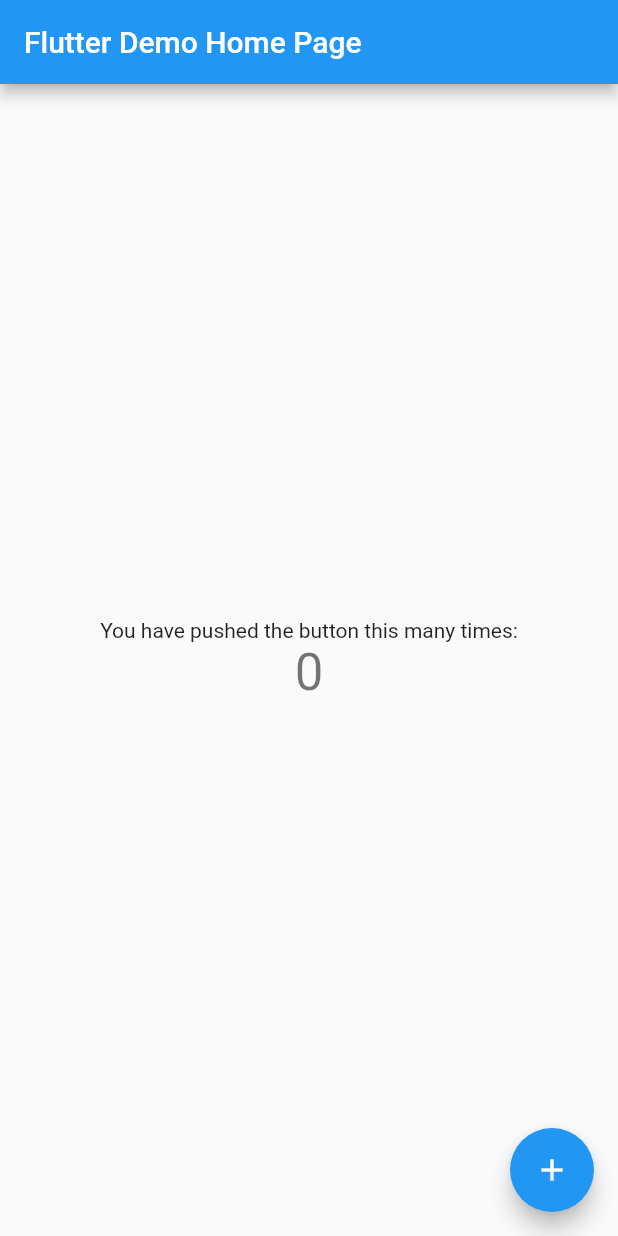
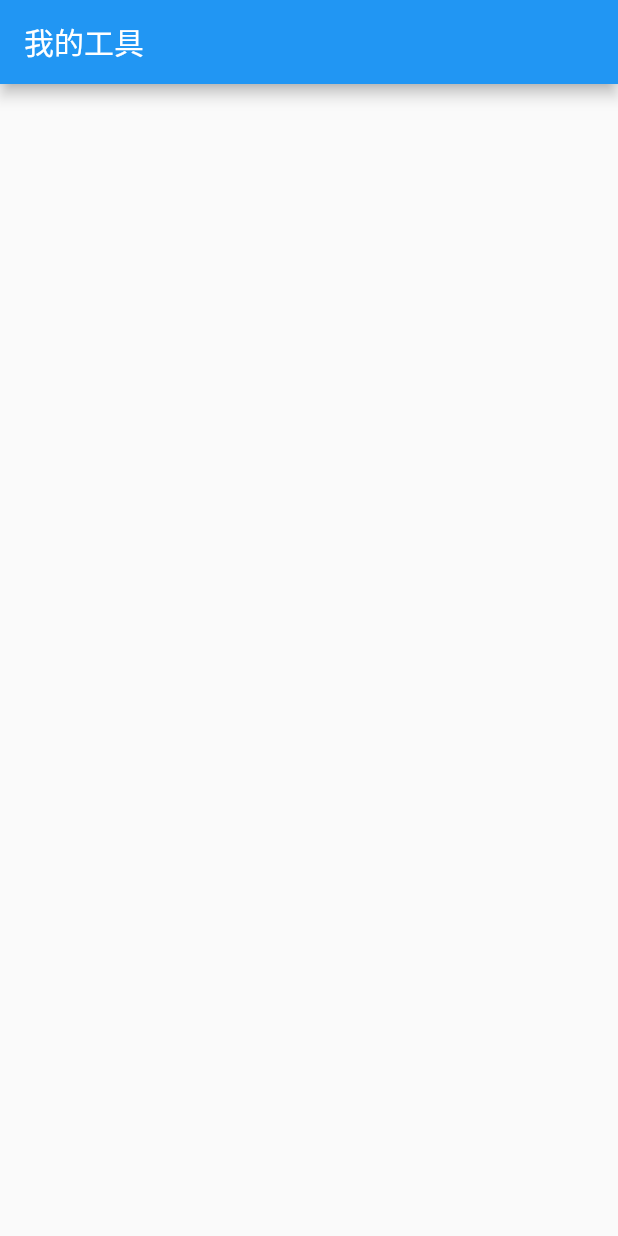
Before and after one commit to Lroyia/myUtilsApp, a Flutter app: the screen it shows after launch, on a phone screen of 412 x 824 dp. Run offline on Flutter 3.47's test engine with Material 2 defaults, Android fonts, the phone set to English and light mode, and no system bars.

Commit message:
调整目录

```diff
--- a/lib/main.dart
+++ b/lib/main.dart
@@ -1,5 +1,5 @@
 import 'package:flutter/material.dart';
-import 'package:my_utils_app/page/home.dart';
+import 'package:my_utils_app/page/home/home.dart';
 
 void main() {
   runApp(MyApp());
@@ -23,7 +23,7 @@ class MyApp extends StatelessWidget {
         // is not restarted.
         primarySwatch: Colors.blue,
       ),
-      home: MyHomePage(title: 'Flutter Demo Home Page'),
+      home: MyHomePage(title: '我的工具'),
     );
   }
 }
--- a/lib/page/home.dart
+++ b/lib/page/home/home.dart
@@ -19,18 +19,6 @@ class MyHomePage extends StatefulWidget {
 }
 
 class _MyHomePageState extends State<MyHomePage> {
-  int _counter = 0;
-
-  void _incrementCounter() {
-    setState(() {
-      // This call to setState tells the Flutter framework that something has
-      // changed in this State, which causes it to rerun the build method below
-      // so that the display can reflect the updated values. If we changed
-      // _counter without calling setState(), then the build method would not be
-      // called again, and so nothing would appear to happen.
-      _counter++;
-    });
-  }
 
   @override
   Widget build(BuildContext context) {
@@ -66,21 +54,9 @@ class _MyHomePageState extends State<MyHomePage> {
           // horizontal).
           mainAxisAlignment: MainAxisAlignment.center,
           children: <Widget>[
-            Text(
-              'You have pushed the button this many times:',
-            ),
-            Text(
-              '$_counter',
-              style: Theme.of(context).textTheme.headline4,
-            ),
           ],
         ),
       ),
-      floatingActionButton: FloatingActionButton(
-        onPressed: _incrementCounter,
-        tooltip: 'Increment',
-        child: Icon(Icons.add),
-      ), // This trailing comma makes auto-formatting nicer for build methods.
     );
   }
 }
--- a/pubspec.yaml
+++ b/pubspec.yaml
@@ -1,5 +1,5 @@
 name: my_utils_app
-description: 我的工具APP
+description: my utils app
 
 # The following line prevents the package from being accidentally published to
 # pub.dev using `pub publish`. This is preferred for private packages.
```
Also changed, not shown: 1 other file.
